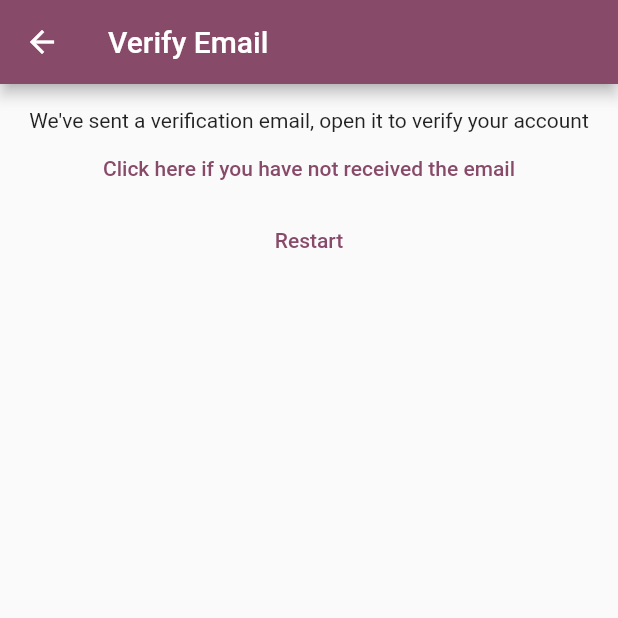
After one commit to K-NURF/bluecheck, a Flutter app: the VerifyEmailView screen opened directly, after a tap on an icon or button, on a phone screen of 412 x 824 dp, the top half of it. The commit adds this screen. Run offline on Flutter 3.47's test engine with Material 2 defaults, Android fonts, the phone set to English and light mode, and no system bars; our stand-ins replace bloc, equatable, firebase_auth, firebase_core, flutter_bloc, formz and 1 more; accounts and stored records are empty; network calls fail.

Commit message:
added verify email view

```diff
--- a/lib/main.dart
+++ b/lib/main.dart
@@ -6,6 +6,7 @@
 import 'package:bluecheck/views/forgot_password_view.dart';
 import 'package:bluecheck/views/login_view.dart';
 import 'package:bluecheck/views/register_view.dart';
+import 'package:bluecheck/views/verify_email_view.dart';
 import 'package:bluecheck/views/welcome_view.dart';
 import 'package:flutter/material.dart';
 import 'package:flutter_bloc/flutter_bloc.dart';
@@ -48,7 +49,7 @@
       if (state is AuthStateLoggedIn) {
         return const WelcomeView();
       } else if (state is AuthStateNeedsVerification) {
-        return const WelcomeView();
+        return const VerifyEmailView();
       } else if (state is AuthStateLoggedOut) {
         return const LoginView();
       } else if (state is AuthStateRegistering) {
--- /dev/null
+++ b/lib/views/verify_email_view.dart
@@ -0,0 +1,47 @@
+import 'package:flutter/material.dart';
+import 'package:flutter_bloc/flutter_bloc.dart';
+import 'package:bluecheck/services/auth/bloc/auth_bloc.dart';
+import 'package:bluecheck/services/auth/bloc/auth_event.dart';
+
+class VerifyEmailView extends StatefulWidget {
+  const VerifyEmailView({super.key});
+
+  @override
+  State<VerifyEmailView> createState() => _VerifyEmailViewState();
+}
+
+class _VerifyEmailViewState extends State<VerifyEmailView> {
+  @override
+  Widget build(BuildContext context) {
+    return Scaffold(
+      appBar: AppBar(title: const Text('Verify Email')),
+      body: Padding(
+        padding: const EdgeInsets.all(16.0),
+        child: Center(
+          child: Column(
+            children: [
+              const Text(
+                  "We've sent a verification email, open it to verify your account"),
+              TextButton(
+                onPressed: () {
+                  context.read<AuthBloc>().add(
+                        const AuthEventSendEmailVerification(),
+                      );
+                },
+                child: const Text('Click here if you have not received the email'),
+              ),
+              TextButton(
+                onPressed: () async {
+                  context.read<AuthBloc>().add(
+                        const AuthEventLogOut(),
+                      );
+                },
+                child: const Text('Restart'),
+              ),
+            ],
+          ),
+        ),
+      ),
+    );
+  }
+}
```
